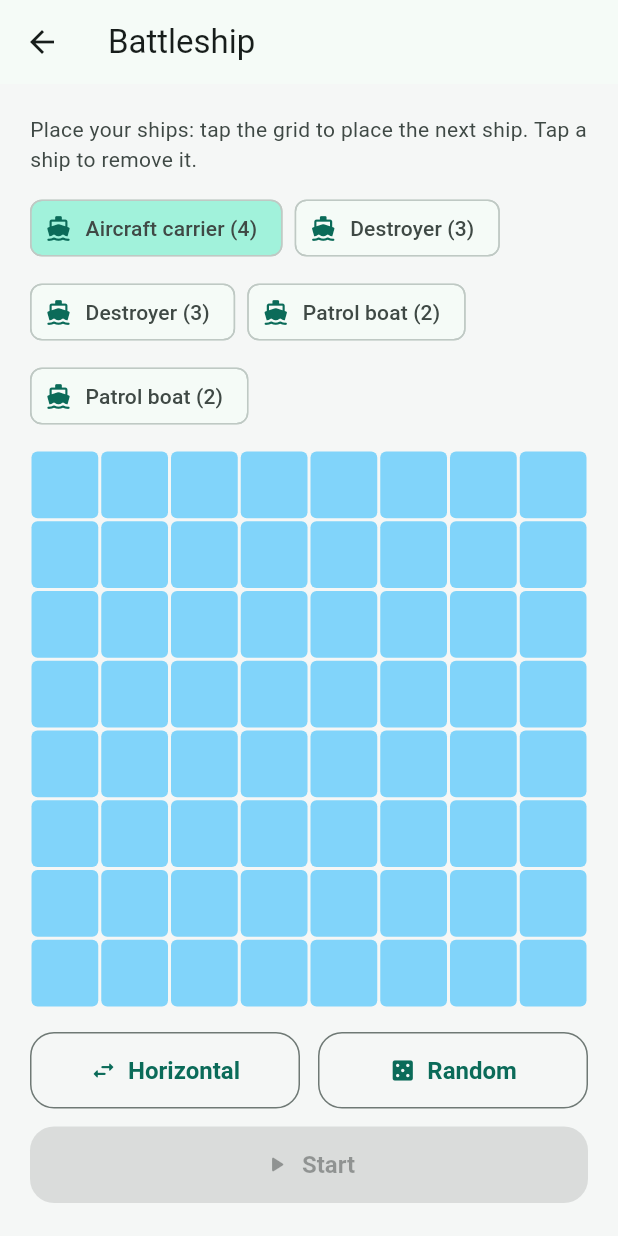
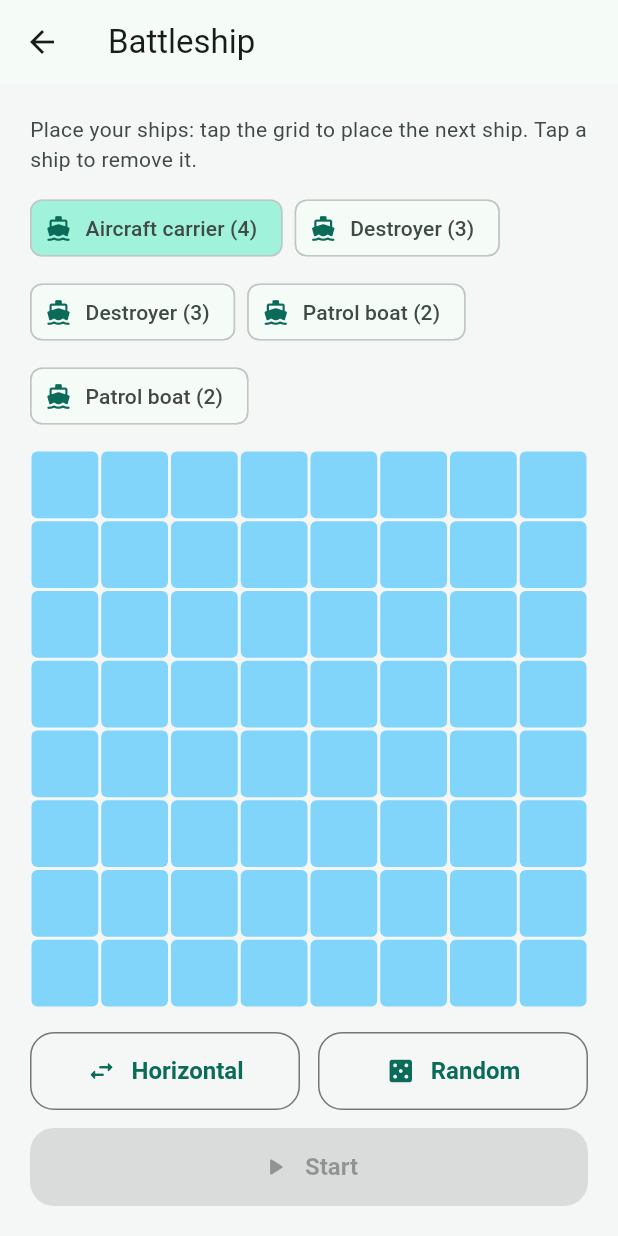
Before and after one commit to Eddi03R/BUS-Tarragona-Reus, a Flutter app: the BattleshipScreen screen opened directly, on a phone screen of 412 x 824 dp. Run offline on Flutter 3.47's test engine with Material 3 defaults, Android fonts, the phone set to English and light mode, and no system bars; our stand-ins replace firebase_analytics, firebase_core, firebase_crashlytics, geolocator, google_mobile_ads, in_app_purchase and 3 more; missing offline and left inert: dart:js_interop, in_app_purchase_android; accounts and stored records are empty; generated files the repository leaves out were written again; statements that could not run were skipped.

Commit message:
Pulsante supporto: icona vicino al testo; link Busplana nelle Info
Co-Authored-By: Claude Sonnet 5.5 <noreply@anthropic.com>
Claude-Session: https://claude.ai/code/session_01UV1EzF4wFADnySSv9XwhHf

```diff
--- a/lib/games/game_common.dart
+++ b/lib/games/game_common.dart
@@ -129,19 +129,28 @@ class GameButton extends StatelessWidget {
     final shape = RoundedRectangleBorder(borderRadius: BorderRadius.circular(16));
     const padding = EdgeInsets.symmetric(vertical: 16, horizontal: 12);
     const text = TextStyle(fontSize: 16, fontWeight: FontWeight.w600);
+    // Icona + testo in un Row centrato: con etichette lunghe (a capo su più
+    // righe) l'icona resta vicina al testo invece di staccarsi sul bordo.
+    final content = Row(
+      mainAxisSize: MainAxisSize.min,
+      children: [
+        Icon(icon, size: 20),
+        const SizedBox(width: 10),
+        Flexible(child: Text(label, textAlign: TextAlign.center)),
+      ],
+    );
     return SizedBox(
       width: double.infinity,
       child: primary
-          ? ElevatedButton.icon(
+          ? ElevatedButton(
+              style: ElevatedButton.styleFrom(padding: padding),
               onPressed: onPressed,
-              icon: Icon(icon),
-              label: Text(label, textAlign: TextAlign.center),
+              child: content,
             )
-          : OutlinedButton.icon(
+          : OutlinedButton(
               style: OutlinedButton.styleFrom(padding: padding, shape: shape, textStyle: text),
               onPressed: onPressed,
-              icon: Icon(icon),
-              label: Text(label, textAlign: TextAlign.center),
+              child: content,
             ),
     );
   }
--- a/lib/l10n/app_ca.arb
+++ b/lib/l10n/app_ca.arb
@@ -217,6 +217,8 @@
   "linkUrvSub": "Acollida, cursos i documents per a qui arriba",
   "linkMonbus": "Monbus",
   "linkMonbusSub": "Horaris i informació oficial del servei",
+  "linkBusplana": "Busplana",
+  "linkBusplanaSub": "Horaris i informació dels autobusos Plana",
   "linkTarragona": "Ajuntament de Tarragona",
   "linkReus": "Ajuntament de Reus",
   "linkSalou": "Ajuntament de Salou",
--- a/lib/l10n/app_de.arb
+++ b/lib/l10n/app_de.arb
@@ -217,6 +217,8 @@
   "linkUrvSub": "Willkommen, Kurse und Dokumente für Neuankömmlinge",
   "linkMonbus": "Monbus",
   "linkMonbusSub": "Offizielle Fahrpläne und Serviceinformationen",
+  "linkBusplana": "Busplana",
+  "linkBusplanaSub": "Fahrpläne und Informationen der Plana-Busse",
   "linkTarragona": "Stadt Tarragona",
   "linkReus": "Stadt Reus",
   "linkSalou": "Stadt Salou",
--- a/lib/l10n/app_en.arb
+++ b/lib/l10n/app_en.arb
@@ -217,6 +217,8 @@
   "linkUrvSub": "Welcome, courses and documents for new arrivals",
   "linkMonbus": "Monbus",
   "linkMonbusSub": "Official timetables and service information",
+  "linkBusplana": "Busplana",
+  "linkBusplanaSub": "Plana bus timetables and information",
   "linkTarragona": "Tarragona City Council",
   "linkReus": "Reus City Council",
   "linkSalou": "Salou City Council",
--- a/lib/l10n/app_es.arb
+++ b/lib/l10n/app_es.arb
@@ -217,6 +217,8 @@
   "linkUrvSub": "Acogida, cursos y documentos para quien llega",
   "linkMonbus": "Monbus",
   "linkMonbusSub": "Horarios e información oficial del servicio",
+  "linkBusplana": "Busplana",
+  "linkBusplanaSub": "Horarios e información de los autobuses Plana",
   "linkTarragona": "Ayuntamiento de Tarragona",
   "linkReus": "Ayuntamiento de Reus",
   "linkSalou": "Ayuntamiento de Salou",
--- a/lib/l10n/app_it.arb
+++ b/lib/l10n/app_it.arb
@@ -232,6 +232,8 @@
   "linkUrvSub": "Accoglienza, corsi e documenti per chi arriva",
   "linkMonbus": "Monbus",
   "linkMonbusSub": "Orari e informazioni ufficiali del servizio",
+  "linkBusplana": "Busplana",
+  "linkBusplanaSub": "Orari e informazioni dei bus Plana",
   "linkTarragona": "Ajuntament de Tarragona",
   "linkReus": "Ajuntament de Reus",
   "linkSalou": "Ajuntament de Salou",
--- a/lib/screens/info_screen.dart
+++ b/lib/screens/info_screen.dart
@@ -61,6 +61,7 @@ class InfoScreen extends StatelessWidget {
             ]),
             section(l.infoSecTransport, [
               _Link(Icons.directions_bus_rounded, l.linkMonbus, l.linkMonbusSub, 'https://www.monbus.es/es'),
+              _Link(Icons.directions_bus_rounded, l.linkBusplana, l.linkBusplanaSub, 'https://www.busplana.com/'),
             ]),
             section(l.infoSecCities, [
               _Link(Icons.location_city_rounded, l.linkTarragona, null, 'https://www.tarragona.cat'),
```
